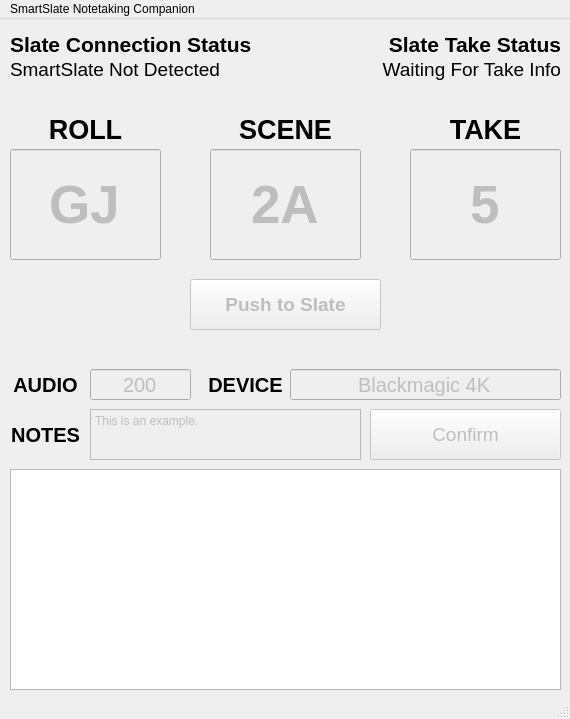
eollins/SmartSlateCompanion, file notetaker.ui: the form before one commit.
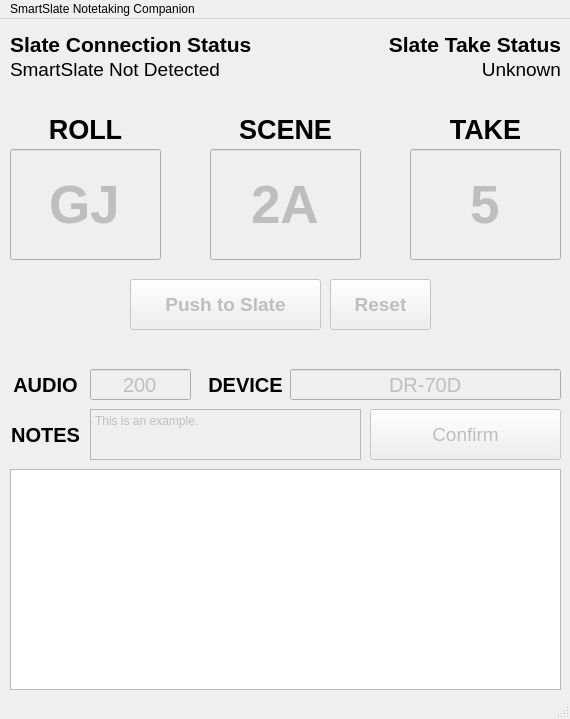
The form after the commit.

```diff
--- a/notetaker.ui
+++ b/notetaker.ui
@@ -66,7 +66,7 @@
      </font>
     </property>
     <property name="text">
-     <string>Waiting For Take Info</string>
+     <string>Unknown</string>
     </property>
     <property name="alignment">
      <set>Qt::AlignRight|Qt::AlignTrailing|Qt::AlignVCenter</set>
@@ -241,7 +241,7 @@
     </property>
     <property name="geometry">
      <rect>
-      <x>190</x>
+      <x>130</x>
       <y>260</y>
       <width>191</width>
       <height>51</height>
@@ -422,12 +422,34 @@
      </font>
     </property>
     <property name="text">
-     <string>Blackmagic 4K</string>
+     <string>DR-70D</string>
     </property>
     <property name="alignment">
      <set>Qt::AlignCenter</set>
     </property>
    </widget>
+   <widget class="QPushButton" name="reset_button">
+    <property name="enabled">
+     <bool>false</bool>
+    </property>
+    <property name="geometry">
+     <rect>
+      <x>330</x>
+      <y>260</y>
+      <width>101</width>
+      <height>51</height>
+     </rect>
+    </property>
+    <property name="font">
+     <font>
+      <pointsize>14</pointsize>
+      <bold>true</bold>
+     </font>
+    </property>
+    <property name="text">
+     <string>Reset</string>
+    </property>
+   </widget>
   </widget>
   <widget class="QMenuBar" name="menubar">
    <property name="geometry">
```
